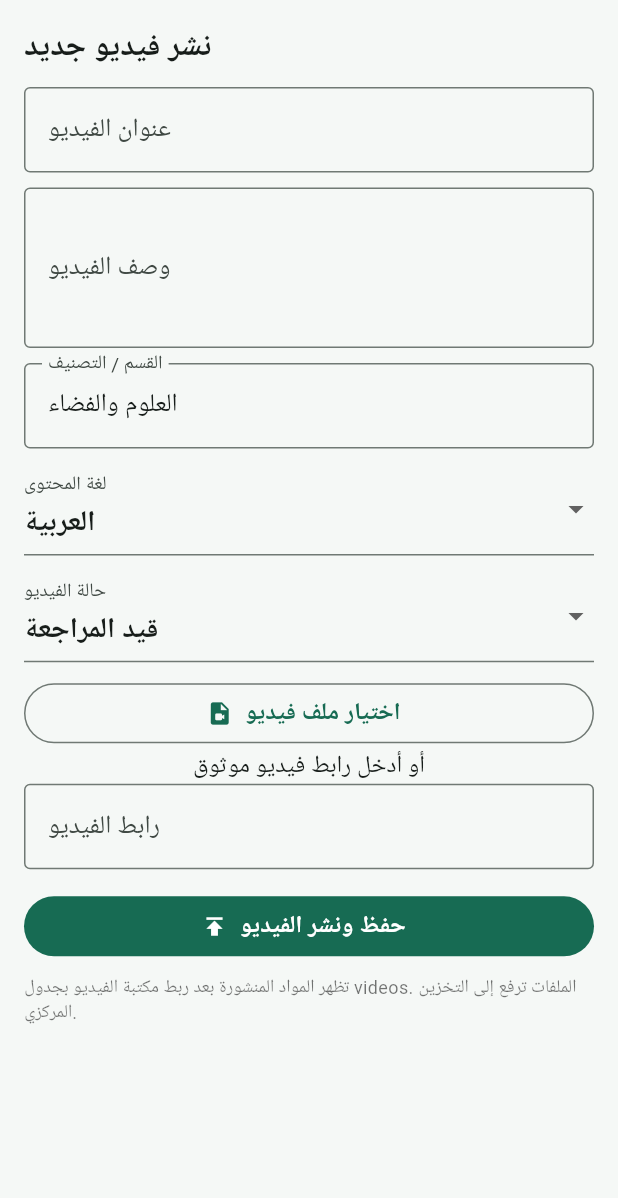
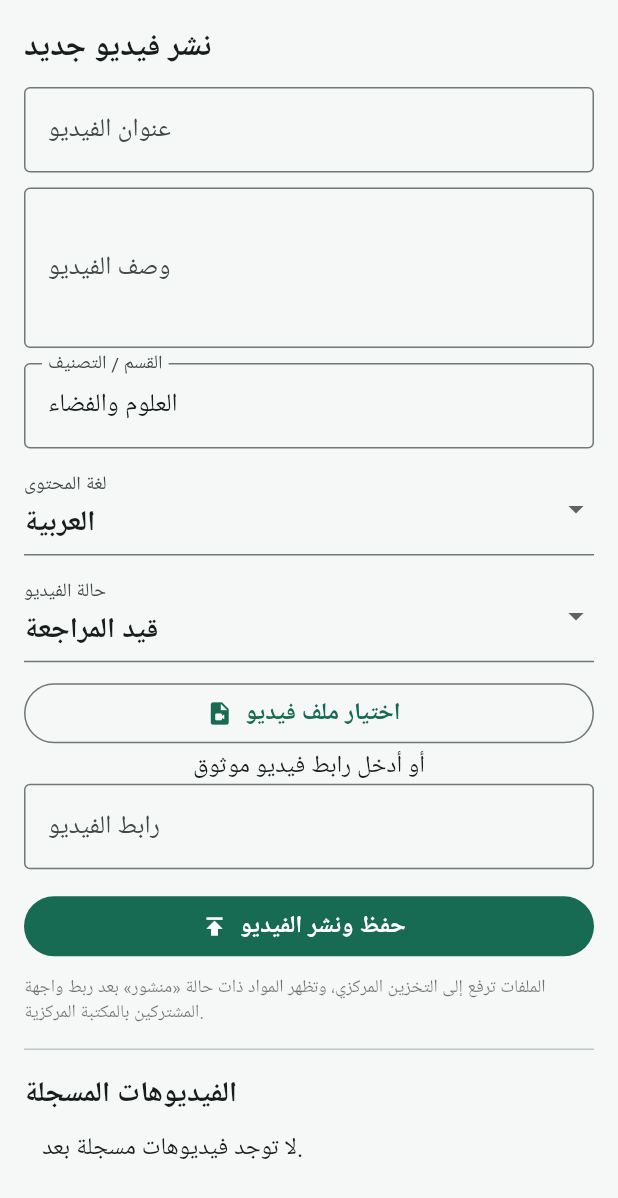
Before and after one commit to altybmwdh36-sudo/shaghaf-kids-app, a Flutter app: the _VideoAdmin widget shown alone on an empty page, opened directly, on a phone screen of 412 x 824 dp. Shown: the top 1198 px of the screen. Run offline on Flutter 3.47's test engine with Material 3 defaults, Android fonts, the phone set to English and light mode, and no system bars; our stand-ins replace file_picker, flutter_tts, shared_preferences, supabase_flutter, video_player; accounts and stored records are empty.

Commit message:
Add video moderation and align Supabase count queries

```diff
--- a/lib/admin_console.dart
+++ b/lib/admin_console.dart
@@ -134,10 +134,10 @@ class _AdminStatsState extends State<_AdminStats> {
     setState(() { loading = true; error = null; });
     try {
       final db = Supabase.instance.client;
-      final members = await db.from('subscribers').count(CountOption.exact);
-      final videos = await db.from('videos').count(CountOption.exact);
-      final comments = await db.from('comments').count(CountOption.exact);
-      final pending = await db.from('comments').count(CountOption.exact, query: (q) => q.eq('status', 'pending'));
+      final members = (await db.from('subscribers').select('id')).length;
+      final videos = (await db.from('videos').select('id')).length;
+      final comments = (await db.from('comments').select('id')).length;
+      final pending = (await db.from('comments').select('id').eq('status', 'pending')).length;
       if (mounted) setState(() => counts = {'المشتركون': members, 'الفيديوهات': videos, 'التعليقات': comments, 'تعليقات قيد المراجعة': pending});
     } catch (_) { if (mounted) setState(() => error = 'تعذر تحميل الإحصائيات. تحقق من الجداول وصلاحيات قاعدة البيانات.'); }
     finally { if (mounted) setState(() => loading = false); }
@@ -176,9 +176,35 @@ class _VideoAdminState extends State<_VideoAdmin> {
   String? fileName;
   bool busy = false;
   String? message;
+  List<Map<String, dynamic>> existingVideos = [];
+
+  @override
+  void initState() { super.initState(); loadVideos(); }
 
   @override
   void dispose() { title.dispose(); description.dispose(); category.dispose(); sourceUrl.dispose(); super.dispose(); }
+
+  Future<void> loadVideos() async {
+    try {
+      final rows = await Supabase.instance.client.from('videos')
+        .select('id,title,status,created_at').order('created_at', ascending: false).limit(100);
+      if (mounted) setState(() => existingVideos = List<Map<String, dynamic>>.from(rows));
+    } catch (_) { if (mounted) setState(() => message = 'تعذر تحميل قائمة الفيديوهات.'); }
+  }
+
+  Future<void> changeVideoStatus(Map<String, dynamic> video, String status) async {
+    try {
+      await Supabase.instance.client.from('videos').update({'status': status}).eq('id', video['id']);
+      await loadVideos();
+    } catch (_) { if (mounted) setState(() => message = 'تعذر تعديل حالة الفيديو.'); }
+  }
+
+  Future<void> deleteVideo(Map<String, dynamic> video) async {
+    try {
+      await Supabase.instance.client.from('videos').delete().eq('id', video['id']);
+      await loadVideos();
+    } catch (_) { if (mounted) setState(() => message = 'تعذر حذف الفيديو.'); }
+  }
 
   Future<void> pickVideo() async {
     final result = await FilePicker.platform.pickFiles(type: FileType.video, withData: true);
@@ -210,6 +236,7 @@ class _VideoAdminState extends State<_VideoAdmin> {
       });
       title.clear(); description.clear(); sourceUrl.clear();
       setState(() { bytes = null; fileName = null; message = 'تم حفظ الفيديو في قاعدة البيانات.'; });
+      await loadVideos();
     } catch (e) {
       setState(() => message = 'تعذر نشر الفيديو. تحقق من إعداد التخزين والصلاحيات.');
     } finally { if (mounted) setState(() => busy = false); }
@@ -241,8 +268,28 @@ class _VideoAdminState extends State<_VideoAdmin> {
     FilledButton.icon(onPressed: busy ? null : publish, icon: const Icon(Icons.publish),
       label: Text(busy ? 'جارٍ الحفظ...' : 'حفظ ونشر الفيديو')),
     const SizedBox(height: 8),
-    const Text('تظهر المواد المنشورة بعد ربط مكتبة الفيديو بجدول videos. الملفات ترفع إلى التخزين المركزي.',
+    const Text('الملفات ترفع إلى التخزين المركزي، وتظهر المواد ذات حالة «منشور» بعد ربط واجهة المشتركين بالمكتبة المركزية.',
       style: TextStyle(fontSize: 12, color: Colors.black54)),
+    const Divider(height: 32),
+    const Text('الفيديوهات المسجلة', style: TextStyle(fontSize: 19, fontWeight: FontWeight.bold)),
+    if (existingVideos.isEmpty) const Padding(padding: EdgeInsets.all(12), child: Text('لا توجد فيديوهات مسجلة بعد.')),
+    ...existingVideos.map((video) => Card(child: ListTile(
+      title: Text(video['title']?.toString() ?? ''),
+      subtitle: Text('الحالة الحالية: ${video['status']}'),
+      trailing: PopupMenuButton<String>(
+        onSelected: (action) {
+          if (action == 'delete') { deleteVideo(video); }
+          else { changeVideoStatus(video, action); }
+        },
+        itemBuilder: (_) => const [
+          PopupMenuItem(value: 'published', child: Text('نشر الفيديو')),
+          PopupMenuItem(value: 'pending', child: Text('إعادة للمراجعة')),
+          PopupMenuItem(value: 'draft', child: Text('تحويل إلى مسودة')),
+          PopupMenuItem(value: 'blocked', child: Text('حظر الفيديو')),
+          PopupMenuItem(value: 'delete', child: Text('حذف الفيديو')),
+        ],
+      ),
+    ))),
   ]);
 }
 
```
